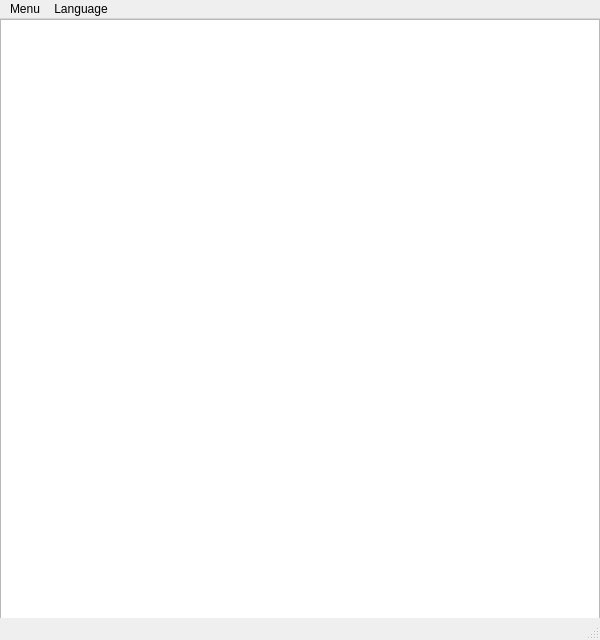
This is GUI/paint.ui in stupidstudents/Quadtree as Qt 5 draws it before an edit. The edited form follows.
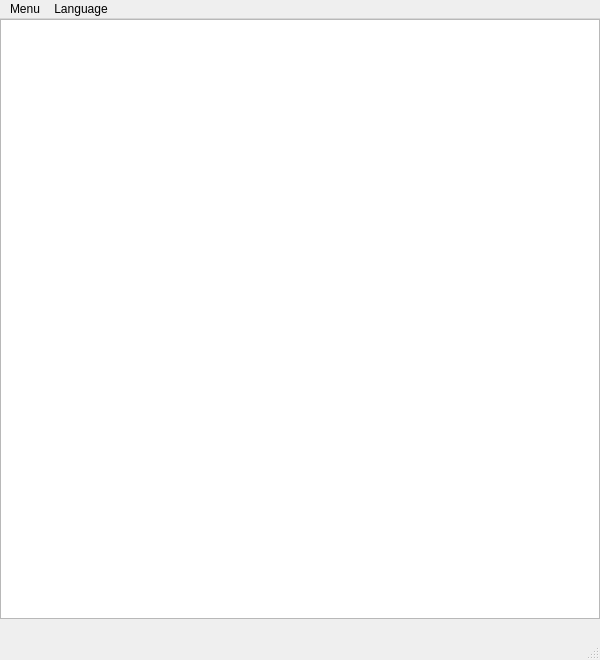
This is the edited form.

Commit message: cleaning scene after loading points from file

Patch:
```diff
--- a/GUI/paint.ui
+++ b/GUI/paint.ui
@@ -7,7 +7,7 @@
     <x>0</x>
     <y>0</y>
     <width>600</width>
-    <height>640</height>
+    <height>660</height>
    </rect>
   </property>
   <property name="windowTitle">
```
Left out of the diff: 3 changed lines with no effect on the pictures. The commit also changes 2 other files.
